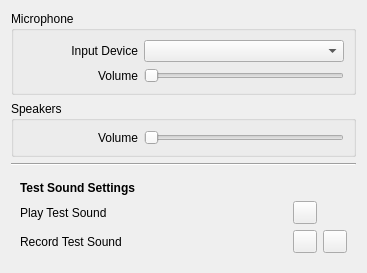
KDE/artikulate, file src/ui/sounddevicedialogpage.ui: the form before one commit.
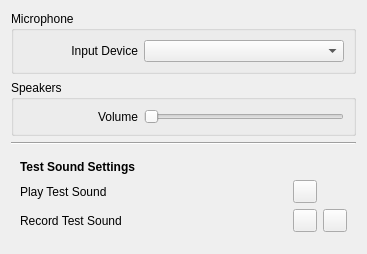
The form after the commit. Custom widgets are drawn as their Qt base class.

Commit message:
Remove config option for set input volume.
With audio input as provided by Qt 4.8.x we cannot set the input
volume value. Comment this out for the time with Qt 5.x (feature
got implemented in Qt 5.0).

```diff
--- a/src/ui/sounddevicedialogpage.ui
+++ b/src/ui/sounddevicedialogpage.ui
@@ -67,19 +67,6 @@
       <string>Microphone</string>
      </property>
      <layout class="QGridLayout" name="gridLayout_3">
-      <item row="1" column="1">
-       <widget class="QSlider" name="kcfg_AudioInputVolume">
-        <property name="maximumSize">
-         <size>
-          <width>200</width>
-          <height>16777215</height>
-         </size>
-        </property>
-        <property name="orientation">
-         <enum>Qt::Horizontal</enum>
-        </property>
-       </widget>
-      </item>
       <item row="0" column="1">
        <widget class="KComboBox" name="kcfg_AudioInputDevice">
         <property name="sizePolicy">
@@ -102,25 +89,6 @@
         </property>
        </widget>
       </item>
-      <item row="1" column="0">
-       <widget class="QLabel" name="labelVolume">
-        <property name="minimumSize">
-         <size>
-          <width>100</width>
-          <height>0</height>
-         </size>
-        </property>
-        <property name="layoutDirection">
-         <enum>Qt::LeftToRight</enum>
-        </property>
-        <property name="text">
-         <string>Volume</string>
-        </property>
-        <property name="alignment">
-         <set>Qt::AlignRight|Qt::AlignTrailing|Qt::AlignVCenter</set>
-        </property>
-       </widget>
-      </item>
       <item row="0" column="0">
        <widget class="QLabel" name="labelInputDevice">
         <property name="minimumSize">
@@ -151,7 +119,7 @@
     </widget>
    </item>
    <item row="5" column="0">
-    <widget class="QWidget" name="" native="true">
+    <widget class="QWidget" name="widget" native="true">
      <layout class="QGridLayout" name="gridLayout">
       <property name="sizeConstraint">
        <enum>QLayout::SetDefaultConstraint</enum>
```
The commit also changes 1 other file.
